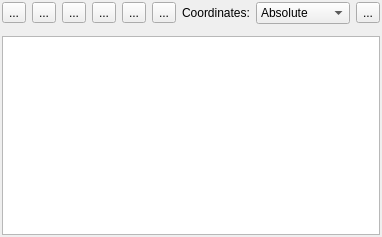
Before: the Qt Designer form librecad/src/ui/lc_quickinfowidget.ui in LibreCAD/LibreCAD, drawn with Qt 5.
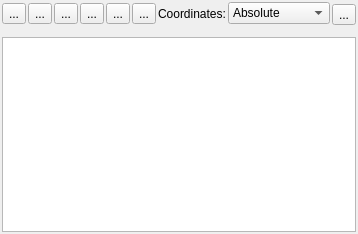
After: the same form once the commit is applied. Icons and pictures are not drawn. Custom widgets are drawn as their Qt base class.

The edit to the form file:
```diff
--- a/librecad/src/ui/lc_quickinfowidget.ui
+++ b/librecad/src/ui/lc_quickinfowidget.ui
@@ -6,8 +6,8 @@
    <rect>
     <x>0</x>
     <y>0</y>
-    <width>382</width>
-    <height>237</height>
+    <width>358</width>
+    <height>234</height>
    </rect>
   </property>
   <property name="sizePolicy">
@@ -47,6 +47,9 @@
     <layout class="QVBoxLayout" name="verticalLayout_2">
      <item>
       <layout class="QHBoxLayout" name="horizontalLayout">
+       <property name="spacing">
+        <number>2</number>
+       </property>
        <item>
         <layout class="QHBoxLayout" name="layToFlexible">
          <item>
@@ -189,6 +192,12 @@
        </item>
        <item>
         <layout class="QHBoxLayout" name="horizontalLayout_2">
+         <property name="spacing">
+          <number>2</number>
+         </property>
+         <property name="topMargin">
+          <number>2</number>
+         </property>
          <item>
           <spacer name="horizontalSpacer">
            <property name="orientation">
```
Left out of the diff: 7 changed lines with no effect on the pictures.
